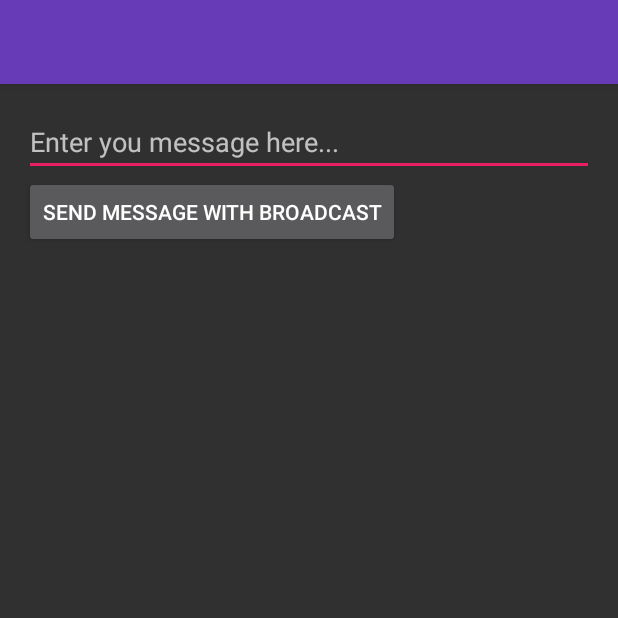
After one commit to saeedsh92/AndroidStorageTutorial, an Android app: the BroadcastReceiverSampleActivity screen opened directly, with no data from a screen before it, on a phone screen of 412 x 824 dp, the top half of it. The commit adds this screen. Run offline under Robolectric (Android 15) with nearby library versions, the phone set to English and light mode, and no system bars.

Commit message:
After session 28

```diff
--- a/app/build.gradle
+++ b/app/build.gradle
@@ -27,4 +27,5 @@ dependencies {
     // Room
     implementation "android.arch.persistence.room:runtime:1.0.0"
     annotationProcessor "android.arch.persistence.room:compiler:1.0.0"
+    implementation 'org.greenrobot:eventbus:3.1.1'compile 'org.greenrobot:eventbus:3.1.1'
 }
--- a/app/src/main/java/com/ss/androidstoragesystemstutorial/MainActivity.java
+++ b/app/src/main/java/com/ss/androidstoragesystemstutorial/MainActivity.java
@@ -10,6 +10,7 @@ import android.view.View;
 import android.webkit.URLUtil;
 import android.widget.Button;
 
+import com.ss.androidstoragesystemstutorial.broadcast.BroadcastReceiverSampleActivity;
 import com.ss.androidstoragesystemstutorial.download.DownloadManagerActivity;
 import com.ss.androidstoragesystemstutorial.filemanagement.FileManagementActivity;
 import com.ss.androidstoragesystemstutorial.multithreading.MultiThreadingSampleActivity;
@@ -67,6 +68,9 @@ public class MainActivity extends AppCompatActivity implements View.OnClickListe
             case R.id.button_main_services:
                 startActivity(new Intent(this, IntentServiceSampleActivity.class));
                 break;
+            case R.id.button_main_broadCastReceiver:
+                startActivity(new Intent(this, BroadcastReceiverSampleActivity.class));
+                break;
         }
     }
 }
--- /dev/null
+++ b/app/src/main/java/com/ss/androidstoragesystemstutorial/broadcast/BroadcastReceiverSampleActivity.java
@@ -0,0 +1,67 @@
+package com.ss.androidstoragesystemstutorial.broadcast;
+
+import android.content.BroadcastReceiver;
+import android.content.Context;
+import android.content.Intent;
+import android.content.IntentFilter;
+import android.net.ConnectivityManager;
+import android.net.NetworkInfo;
+import android.support.v7.app.AppCompatActivity;
+import android.os.Bundle;
+import android.view.View;
+import android.widget.Button;
+import android.widget.EditText;
+import android.widget.Toast;
+
+import com.ss.androidstoragesystemstutorial.R;
+
+public class BroadcastReceiverSampleActivity extends AppCompatActivity {
+    private CheckNetworkBroadCastReceiver checkNetworkBroadCastReceiver;
+
+    @Override
+    protected void onCreate(Bundle savedInstanceState) {
+        super.onCreate(savedInstanceState);
+        setContentView(R.layout.activity_broadcast_receiver_sample);
+        checkNetworkBroadCastReceiver = new CheckNetworkBroadCastReceiver();
+        registerReceiver(checkNetworkBroadCastReceiver, new IntentFilter("android.net.conn.CONNECTIVITY_CHANGE"));
+        final EditText inputMessageEditText = findViewById(R.id.et_broadcastReceiverSample_messageInput);
+        Button sendMessage = findViewById(R.id.button_broadcastReceiverSample_send);
+        sendMessage.setOnClickListener(new View.OnClickListener() {
+            @Override
+            public void onClick(View v) {
+                if (inputMessageEditText.length() > 0) {
+                    Intent intent = new Intent();
+                    intent.setAction("7learn_new_message");
+                    intent.putExtra(MessageBroadcastReceiver.EXTRA_KEY_NEW_MESSAGE, inputMessageEditText.getText().toString());
+                    sendBroadcast(intent);
+                } else {
+                    inputMessageEditText.setError("Message cannot be empty");
+                }
+            }
+        });
+    }
+
+    @Override
+    protected void onDestroy() {
+        super.onDestroy();
+        unregisterReceiver(checkNetworkBroadCastReceiver);
+    }
+
+    private class CheckNetworkBroadCastReceiver extends BroadcastReceiver {
+
+        @Override
+        public void onReceive(Context context, Intent intent) {
+            ConnectivityManager connectivityManager = (ConnectivityManager) getSystemService(CONNECTIVITY_SERVICE);
+            NetworkInfo networkInfo = connectivityManager.getActiveNetworkInfo();
+            if (networkInfo != null && networkInfo.isConnected()) {
+                if (networkInfo.getType() == ConnectivityManager.TYPE_WIFI) {
+                    Toast.makeText(context, "Wifi is connected", Toast.LENGTH_SHORT).show();
+                } else if (networkInfo.getType() == ConnectivityManager.TYPE_MOBILE) {
+                    Toast.makeText(context, "Mobile Data is connected", Toast.LENGTH_SHORT).show();
+                }
+            } else {
+                Toast.makeText(context, "Disconnected", Toast.LENGTH_SHORT).show();
+            }
+        }
+    }
+}
--- /dev/null
+++ b/app/src/main/res/layout/activity_broadcast_receiver_sample.xml
@@ -0,0 +1,39 @@
+<?xml version="1.0" encoding="utf-8"?>
+<android.support.design.widget.CoordinatorLayout xmlns:android="http://schemas.android.com/apk/res/android"
+    xmlns:app="http://schemas.android.com/apk/res-auto"
+    xmlns:tools="http://schemas.android.com/tools"
+    android:layout_width="match_parent"
+    android:layout_height="match_parent"
+    tools:context="com.ss.androidstoragesystemstutorial.broadcast.BroadcastReceiverSampleActivity">
+
+    <android.support.design.widget.AppBarLayout
+        android:layout_width="match_parent"
+        android:layout_height="wrap_content">
+
+        <android.support.v7.widget.Toolbar
+            android:id="@+id/toolbar_broadcastReceiverSample"
+            android:layout_width="match_parent"
+            android:layout_height="wrap_content" />
+    </android.support.design.widget.AppBarLayout>
+
+    <RelativeLayout
+        android:layout_width="match_parent"
+        android:layout_height="match_parent"
+        android:padding="16dp"
+        app:layout_behavior="@string/appbar_scrolling_view_behavior">
+        <EditText
+            android:id="@+id/et_broadcastReceiverSample_messageInput"
+            android:layout_width="match_parent"
+            android:layout_height="wrap_content"
+            android:hint="Enter you message here..." />
+
+        <Button
+            android:id="@+id/button_broadcastReceiverSample_send"
+            android:layout_width="wrap_content"
+            android:layout_height="wrap_content"
+            android:layout_below="@id/et_broadcastReceiverSample_messageInput"
+            android:text="Send Message With Broadcast" />
+    </RelativeLayout>
+
+
+</android.support.design.widget.CoordinatorLayout>
```
Also changed, not shown: app/src/main/AndroidManifest.xml (+11 -2 lines), app/src/main/java/com/ss/androidstoragesystemstutorial/broadcast/MessageBroadcastReceiver.java (added, +31 -0 lines), app/src/main/res/layout/activity_main.xml (+8 -0 lines).
